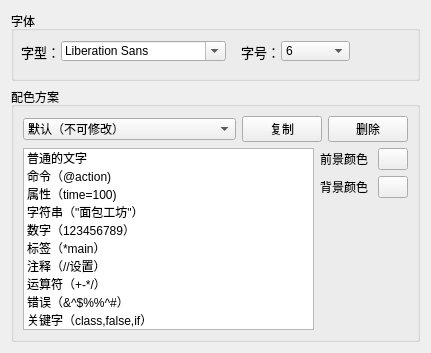
Before: the Qt Designer form dia/ctextedit.ui in BKEngine/Creator, drawn with Qt 5.
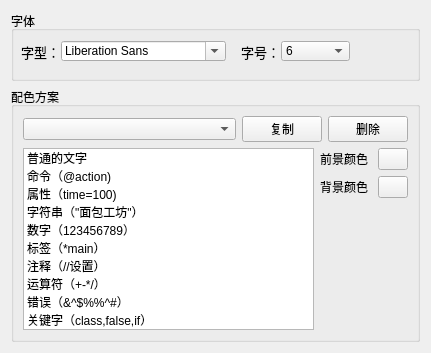
After: the same form once the commit is applied.

```diff
--- a/dia/ctextedit.ui
+++ b/dia/ctextedit.ui
@@ -212,18 +212,7 @@
           <item>
            <layout class="QHBoxLayout" name="horizontalLayout">
             <item>
-             <widget class="QComboBox" name="comboBox">
-              <item>
-               <property name="text">
-                <string>默认（不可修改）</string>
-               </property>
-              </item>
-              <item>
-               <property name="text">
-                <string>经典黑</string>
-               </property>
-              </item>
-             </widget>
+             <widget class="QComboBox" name="listBox"/>
             </item>
             <item>
              <widget class="QPushButton" name="pushButton">
```
Left out of the diff: 6 changed lines with no effect on the pictures.
